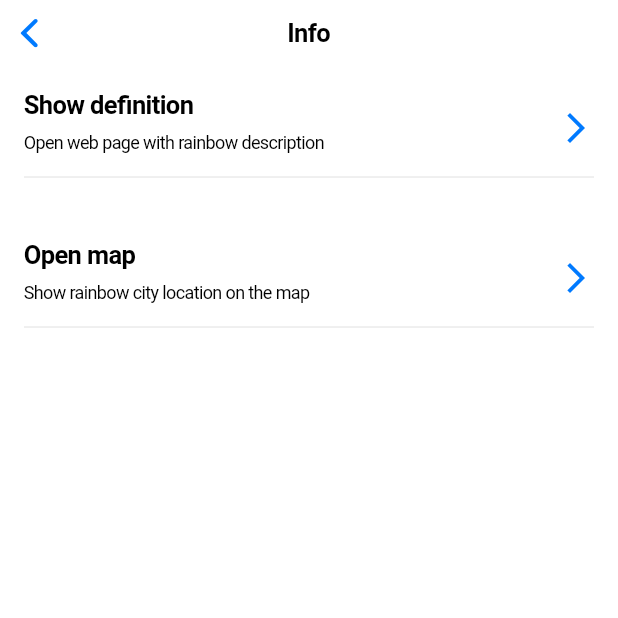
After one commit to vmtvv/fmp, a Flutter app: the InfoPage screen opened directly, on a phone screen of 412 x 824 dp, the top half of it. The commit adds this screen. Run offline on Flutter 3.47's test engine with Material 2 defaults, Android fonts, the phone set to English and light mode, and no system bars; our stand-ins replace webview_flutter; network calls fail.

Commit message:
Add info page. Implement simple web view.

```diff
--- a/lib/pages/home_page.dart
+++ b/lib/pages/home_page.dart
@@ -1,5 +1,7 @@
 import 'package:flutter/cupertino.dart';
 import 'package:flutter/material.dart';
+import 'package:fmp/pages/definition_page.dart';
+import 'package:fmp/pages/info_page.dart';
 import 'package:fmp/pages/maker_page.dart';
 import 'package:fmp/pages/photos_page.dart';
 import 'package:fmp/routes/app_routes.dart';
@@ -26,6 +28,10 @@ class _HomePageState extends State<HomePage> {
             icon: Icon(Icons.photo),
             title: Text("Photos"),
           ),
+          BottomNavigationBarItem(
+            icon: Icon(Icons.info),
+            title: Text("Info"),
+          ),
         ],
       ),
       tabBuilder: (BuildContext context, int index) {
@@ -41,11 +47,23 @@ class _HomePageState extends State<HomePage> {
               onGenerateRoute: (settings) {
                 switch (settings.name) {
                   case AppRoutes.photoDetails:
-                    CupertinoPageRoute(builder: (context) => PhotoDetailsPage(title: "Photo Details"));
+                    return CupertinoPageRoute(builder: (context) => PhotoDetailsPage(title: "Photo Details"));
                 }
               },
               builder: (BuildContext context) {
                 return PhotosPage(title: "Photos");
+              },
+            );
+          case 2:
+            return CupertinoTabView(
+              onGenerateRoute: (settings) {
+                switch (settings.name) {
+                  case AppRoutes.definition:
+                    return CupertinoPageRoute(builder: (context) => DefinitionPage(title: "Definition"));
+                }
+              },
+              builder: (BuildContext context) {
+                return InfoPage(title: "Info");
               },
             );
         }
--- /dev/null
+++ b/lib/pages/info_page.dart
@@ -0,0 +1,77 @@
+import 'package:flutter/cupertino.dart';
+import 'package:flutter/material.dart';
+import 'package:fmp/models/photo.dart';
+import 'package:fmp/routes/app_routes.dart';
+
+class InfoPage extends StatelessWidget {
+  InfoPage({Key key, this.title}) : super(key: key);
+
+  final String title;
+
+  @override
+  Widget build(BuildContext context) {
+    final Photo photo = ModalRoute.of(context).settings.arguments;
+    return CupertinoPageScaffold(
+      navigationBar: CupertinoNavigationBar(
+        middle: Text(title),
+      ),
+      child: _buildPage(context, photo),
+    );
+  }
+
+  Widget _buildPage(BuildContext context, Photo photo) {
+    return SafeArea(
+      top: true,
+      child: Column(
+        mainAxisAlignment: MainAxisAlignment.start,
+        crossAxisAlignment: CrossAxisAlignment.stretch,
+        children: <Widget>[
+          _buildNavigationButton(context, "Show definition",
+              "Open web page with rainbow description", AppRoutes.definition),
+          _buildNavigationButton(context, "Open map",
+              "Show rainbow city location on the map", AppRoutes.map),
+        ],
+      ),
+    );
+  }
+
+  Widget _buildNavigationButton(
+      BuildContext context, String title, String subtitle, String routeName) {
+    return GestureDetector(
+      child: Container(
+          height: 100,
+          padding: const EdgeInsets.only(left: 16, top: 16, right: 16, bottom: 0),
+          child: Column(
+            children: <Widget>[
+              Row(
+                mainAxisAlignment: MainAxisAlignment.spaceBetween,
+                crossAxisAlignment: CrossAxisAlignment.center,
+                children: <Widget>[
+                  Column(
+                    crossAxisAlignment: CrossAxisAlignment.start,
+                    children: <Widget>[
+                      Text(
+                        title,
+                        style: TextStyle(fontWeight: FontWeight.bold),
+                      ),
+                      Container(
+                        margin: const EdgeInsets.symmetric(vertical: 8),
+                        child: Text(
+                          subtitle,
+                          style: TextStyle(fontSize: 12),
+                        ),
+                      )
+                    ],
+                  ),
+                  Icon(Icons.arrow_forward_ios),
+                ],
+              ),
+              Divider(),
+            ],
+          )),
+      onTap: () {
+        Navigator.of(context).pushNamed(routeName);
+      },
+    );
+  }
+}
--- a/lib/routes/app_routes.dart
+++ b/lib/routes/app_routes.dart
@@ -4,6 +4,9 @@ class AppRoutes
   static const maker = '/maker';
   static const photos = '/photos';
   static const photoDetails = '/photoDetails';
+  static const definition = '/definition';
+  static const map = '/map';
+  static const instruction = '/instruction';
 
   AppRoutes._();
 }
--- a/pubspec.yaml
+++ b/pubspec.yaml
@@ -21,6 +21,7 @@ dependencies:
     sdk: flutter
 
   http: ^0.12.0+2
+  webview_flutter: ^0.3.21
 
   # The following adds the Cupertino Icons font to your application.
   # Use with the CupertinoIcons class for iOS style icons.
```
Also changed, not shown: lib/pages/definition_page.dart (added, +28 -0 lines), pubspec.lock, 1 other file.
